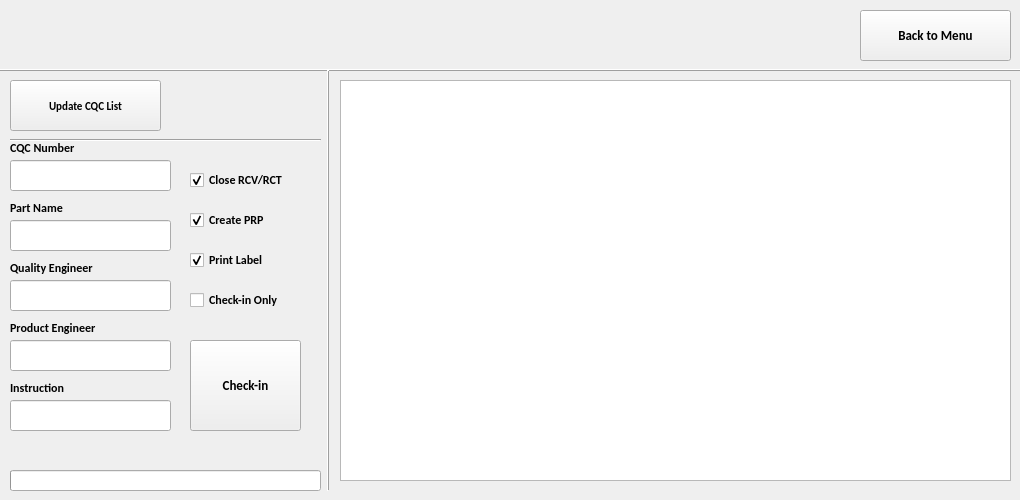
First picture: the form in receipt.ui, repository fyc0707/COTS, before the edit.
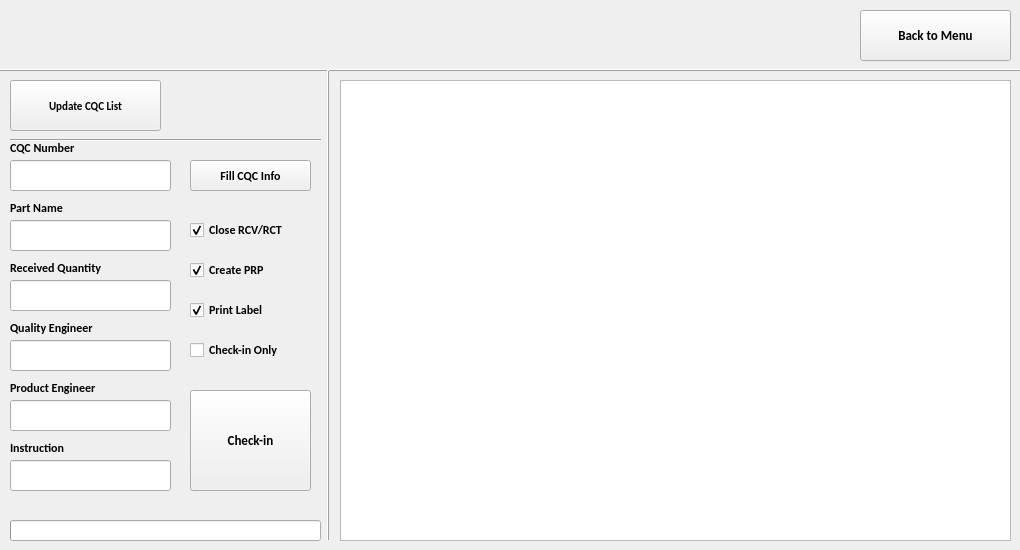
Second picture: the form after the edit. Icons and pictures are not drawn.

What changed in the file:
```diff
--- a/receipt.ui
+++ b/receipt.ui
@@ -7,19 +7,19 @@
     <x>0</x>
     <y>0</y>
     <width>1020</width>
-    <height>500</height>
+    <height>550</height>
    </rect>
   </property>
   <property name="minimumSize">
    <size>
     <width>1020</width>
-    <height>500</height>
+    <height>550</height>
    </size>
   </property>
   <property name="maximumSize">
    <size>
     <width>1020</width>
-    <height>500</height>
+    <height>600</height>
    </size>
   </property>
   <property name="windowTitle">
@@ -140,7 +140,7 @@
    <property name="geometry">
     <rect>
      <x>10</x>
-     <y>470</y>
+     <y>520</y>
      <width>311</width>
      <height>21</height>
     </rect>
@@ -215,7 +215,7 @@
      <x>320</x>
      <y>70</y>
      <width>16</width>
-     <height>421</height>
+     <height>471</height>
     </rect>
    </property>
    <property name="frameShadow">
@@ -323,7 +323,7 @@
    <property name="geometry">
     <rect>
      <x>10</x>
-     <y>260</y>
+     <y>320</y>
      <width>111</width>
      <height>16</height>
     </rect>
@@ -350,7 +350,7 @@
    <property name="geometry">
     <rect>
      <x>10</x>
-     <y>280</y>
+     <y>340</y>
      <width>161</width>
      <height>31</height>
     </rect>
@@ -377,7 +377,7 @@
    <property name="geometry">
     <rect>
      <x>10</x>
-     <y>320</y>
+     <y>380</y>
      <width>111</width>
      <height>16</height>
     </rect>
@@ -404,7 +404,7 @@
    <property name="geometry">
     <rect>
      <x>10</x>
-     <y>340</y>
+     <y>400</y>
      <width>161</width>
      <height>31</height>
     </rect>
@@ -431,7 +431,7 @@
    <property name="geometry">
     <rect>
      <x>190</x>
-     <y>210</y>
+     <y>260</y>
      <width>121</width>
      <height>20</height>
     </rect>
@@ -458,7 +458,7 @@
    <property name="geometry">
     <rect>
      <x>190</x>
-     <y>170</y>
+     <y>220</y>
      <width>121</width>
      <height>20</height>
     </rect>
@@ -485,7 +485,7 @@
    <property name="geometry">
     <rect>
      <x>190</x>
-     <y>250</y>
+     <y>300</y>
      <width>121</width>
      <height>20</height>
     </rect>
@@ -512,7 +512,7 @@
    <property name="geometry">
     <rect>
      <x>190</x>
-     <y>290</y>
+     <y>340</y>
      <width>121</width>
      <height>20</height>
     </rect>
@@ -536,9 +536,9 @@
    <property name="geometry">
     <rect>
      <x>190</x>
-     <y>340</y>
-     <width>111</width>
-     <height>91</height>
+     <y>390</y>
+     <width>121</width>
+     <height>101</height>
     </rect>
    </property>
    <property name="font">
@@ -576,7 +576,7 @@
    <property name="geometry">
     <rect>
      <x>10</x>
-     <y>440</y>
+     <y>490</y>
      <width>311</width>
      <height>21</height>
     </rect>
@@ -603,7 +603,7 @@
    <property name="geometry">
     <rect>
      <x>10</x>
-     <y>400</y>
+     <y>460</y>
      <width>161</width>
      <height>31</height>
     </rect>
@@ -630,7 +630,7 @@
    <property name="geometry">
     <rect>
      <x>10</x>
-     <y>380</y>
+     <y>440</y>
      <width>111</width>
      <height>16</height>
     </rect>
@@ -659,7 +659,7 @@
      <x>340</x>
      <y>80</y>
      <width>671</width>
-     <height>401</height>
+     <height>461</height>
     </rect>
    </property>
    <property name="font">
@@ -719,6 +719,96 @@
     <bool>false</bool>
    </attribute>
   </widget>
+  <widget class="QPushButton" name="fillInfoButton">
+   <property name="geometry">
+    <rect>
+     <x>190</x>
+     <y>160</y>
+     <width>121</width>
+     <height>31</height>
+    </rect>
+   </property>
+   <property name="font">
+    <font>
+     <family>Calibri</family>
+     <pointsize>9</pointsize>
+     <weight>75</weight>
+     <bold>true</bold>
+    </font>
+   </property>
+   <property name="focusPolicy">
+    <enum>Qt::NoFocus</enum>
+   </property>
+   <property name="layoutDirection">
+    <enum>Qt::LeftToRight</enum>
+   </property>
+   <property name="text">
+    <string>Fill CQC Info</string>
+   </property>
+   <property name="iconSize">
+    <size>
+     <width>40</width>
+     <height>40</height>
+    </size>
+   </property>
+   <property name="checkable">
+    <bool>false</bool>
+   </property>
+  </widget>
+  <widget class="QLineEdit" name="qtyEdit">
+   <property name="geometry">
+    <rect>
+     <x>10</x>
+     <y>280</y>
+     <width>161</width>
+     <height>31</height>
+    </rect>
+   </property>
+   <property name="font">
+    <font>
+     <family>Calibri</family>
+     <pointsize>10</pointsize>
+     <weight>75</weight>
+     <bold>true</bold>
+    </font>
+   </property>
+   <property name="focusPolicy">
+    <enum>Qt::StrongFocus</enum>
+   </property>
+   <property name="text">
+    <string/>
+   </property>
+   <property name="alignment">
+    <set>Qt::AlignCenter</set>
+   </property>
+  </widget>
+  <widget class="QLabel" name="label_6">
+   <property name="geometry">
+    <rect>
+     <x>10</x>
+     <y>260</y>
+     <width>131</width>
+     <height>16</height>
+    </rect>
+   </property>
+   <property name="font">
+    <font>
+     <family>Calibri</family>
+     <pointsize>9</pointsize>
+     <weight>75</weight>
+     <bold>true</bold>
+    </font>
+   </property>
+   <property name="focusPolicy">
+    <enum>Qt::NoFocus</enum>
+   </property>
+   <property name="text">
+    <string>Received Quantity</string>
+   </property>
+   <property name="alignment">
+    <set>Qt::AlignLeading|Qt::AlignLeft|Qt::AlignVCenter</set>
+   </property>
+  </widget>
  </widget>
  <resources>
   <include location="receipt_resource.qrc"/>
```
Left out of the diff: 17 changed lines with no effect on the pictures.
